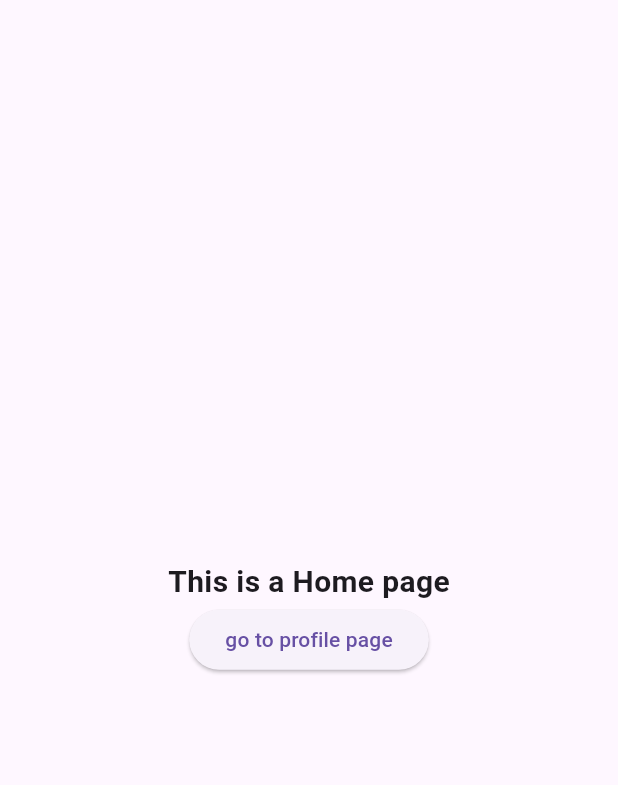
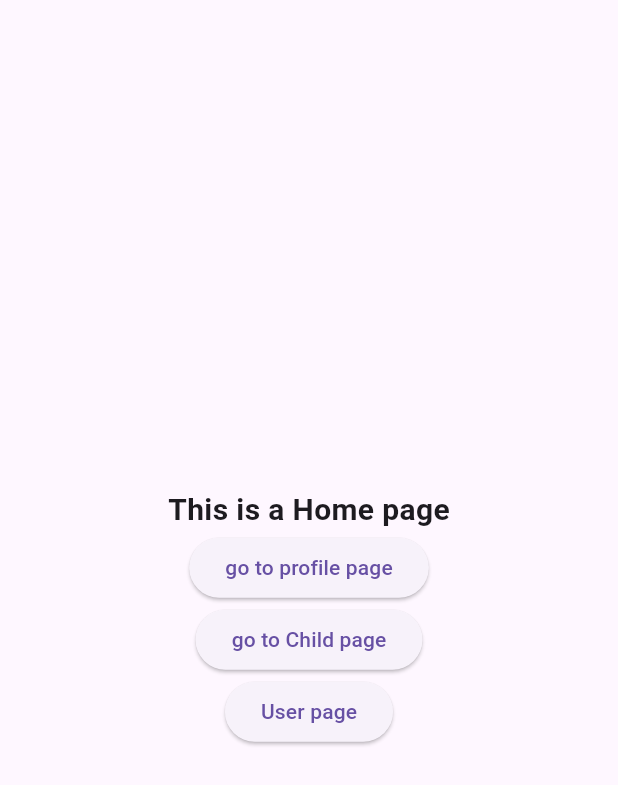
Before and after one commit to THARINDUnirmal/go-router-tester, a Flutter app: the screen it shows after launch, on a phone screen of 412 x 824 dp. Shown: the top 785 px of the screen. Run offline on Flutter 3.47's test engine with Material 3 defaults, Android fonts, the phone set to English and light mode, and no system bars; our stand-ins replace go_router.

Commit message:
rederect routes, extra/path parameters, go/go name routes ,implement

```diff
--- /dev/null
+++ b/lib/data/user_data.dart
@@ -0,0 +1,3 @@
+class UserData {
+  bool isUserLogIn = false;
+}
--- a/lib/routers/go_router_class.dart
+++ b/lib/routers/go_router_class.dart
@@ -1,11 +1,25 @@
 import 'package:go_router/go_router.dart';
+import 'package:tester2/data/user_data.dart';
+import 'package:tester2/routers/route_names.dart';
 import 'package:tester2/screens/child_page.dart';
 import 'package:tester2/screens/home_page.dart';
+import 'package:tester2/screens/login_page.dart';
 import 'package:tester2/screens/profile_page.dart';
+import 'package:tester2/screens/user_screen.dart';
 
 class GoRouterClass {
   final routes = GoRouter(
     initialLocation: "/",
+
+    //rederect routes
+    // redirect: (context, state) {
+    //   bool giveBool = UserData().isUserLogIn;
+    //   if (giveBool) {
+    //     return "/";
+    //   } else {
+    //     return "/login";
+    //   }
+    // },
     routes: [
       //home page route
       GoRoute(
@@ -18,7 +32,7 @@ class GoRouterClass {
 
       //profile page route
       GoRoute(
-        name: "ProfilePage",
+        name: RouteNames.profile,
         path: "/profile",
         builder: (context, state) {
           return const ProfilePage();
@@ -34,6 +48,37 @@ class GoRouterClass {
           )
         ],
       ),
+      //user page route
+
+      //extra parameter example !
+
+      // GoRoute(
+      //   path: "/UserName",
+      //   builder: (context, state) {
+      //     final name = (state.extra as Map<String, dynamic>)["name"] as String;
+      //     final age = (state.extra as Map<String, dynamic>)["age"] as int;
+      //     return UserScreen(
+      //       name: name,
+      //       age: age,
+      //     );
+      //   },
+      // )
+
+      //page path parameter
+      GoRoute(
+        path: "/user/:name",
+        builder: (context, state) {
+          return UserScreen(
+            name: state.pathParameters["name"]!,
+          );
+        },
+      ),
+      GoRoute(
+        path: "/login",
+        builder: (context, state) {
+          return const LogInPage();
+        },
+      )
     ],
   );
 }
--- /dev/null
+++ b/lib/routers/route_names.dart
@@ -0,0 +1,3 @@
+class RouteNames {
+  static const String profile = "Profile";
+}
--- a/lib/screens/child_page.dart
+++ b/lib/screens/child_page.dart
@@ -23,6 +23,12 @@ class ChildPage extends StatelessWidget {
                 GoRouter.of(context).go("/profile");
               },
               child: const Text("go to profile page"),
+            ),
+            ElevatedButton(
+              onPressed: () {
+                GoRouter.of(context).go("/");
+              },
+              child: const Text("go to Home page"),
             )
           ],
         ),
--- a/lib/screens/home_page.dart
+++ b/lib/screens/home_page.dart
@@ -1,5 +1,6 @@
 import 'package:flutter/material.dart';
 import 'package:go_router/go_router.dart';
+import 'package:tester2/routers/route_names.dart';
 
 class HomePage extends StatelessWidget {
   const HomePage({super.key});
@@ -20,9 +21,28 @@ class HomePage extends StatelessWidget {
             ),
             ElevatedButton(
               onPressed: () {
-                GoRouter.of(context).go("/profile");
+                //name path rote
+                GoRouter.of(context).goNamed(RouteNames.profile);
               },
               child: const Text("go to profile page"),
+            ),
+            ElevatedButton(
+              onPressed: () {
+                GoRouter.of(context).go("/profile/child");
+              },
+              child: const Text("go to Child page"),
+            ),
+            ElevatedButton(
+              onPressed: () {
+                //extra parameter example !
+                // GoRouter.of(context)
+                //     .go("/UserName", extra: {"name": "Tharindu", "age": 21});
+
+                //path parameters
+                const String name = "Tharindu Nirmal";
+                GoRouter.of(context).go("/user/$name");
+              },
+              child: const Text("User page"),
             )
           ],
         ),
--- a/lib/screens/login_page.dart
+++ b/lib/screens/login_page.dart
@@ -1,7 +1,7 @@
 import 'package:flutter/material.dart';
 
-class HomePage extends StatelessWidget {
-  const HomePage({super.key});
+class LogInPage extends StatelessWidget {
+  const LogInPage({super.key});
 
   @override
   Widget build(BuildContext context) {
@@ -17,10 +17,6 @@ class HomePage extends StatelessWidget {
                 fontWeight: FontWeight.w600,
               ),
             ),
-            // ElevatedButton(
-            //   onPressed: () {},
-            //   child: const Text("go to profile page"),
-            // )
           ],
         ),
       ),
```
Also changed, not shown: lib/screens/user_screen.dart (added, +25 -0 lines).
